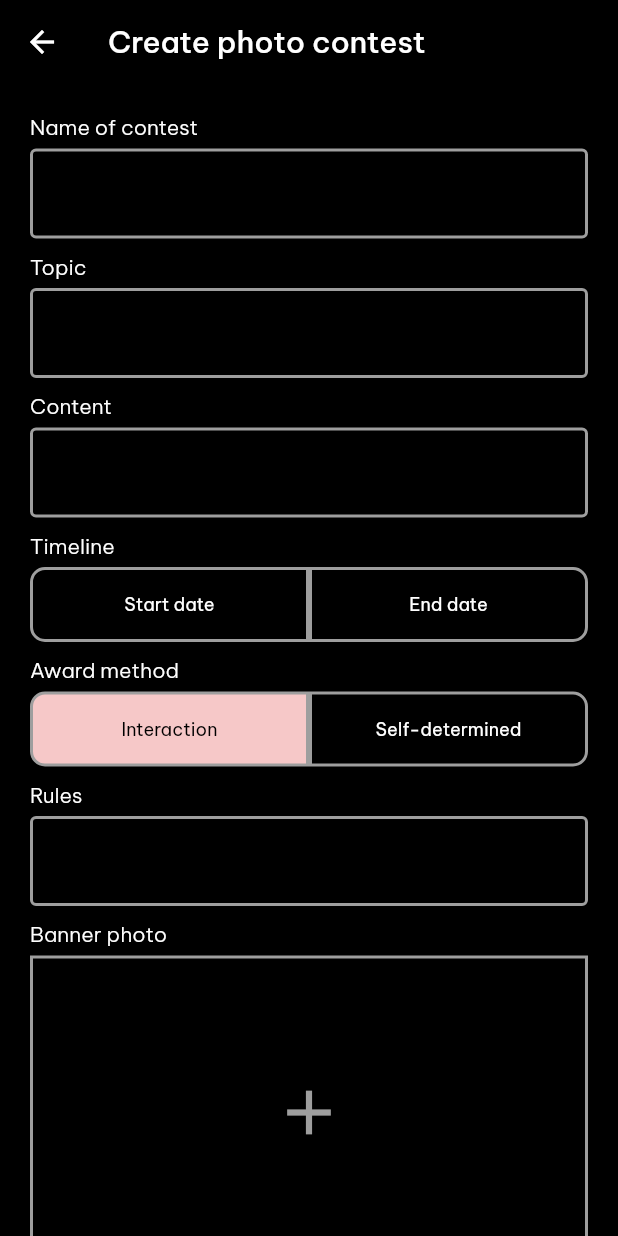
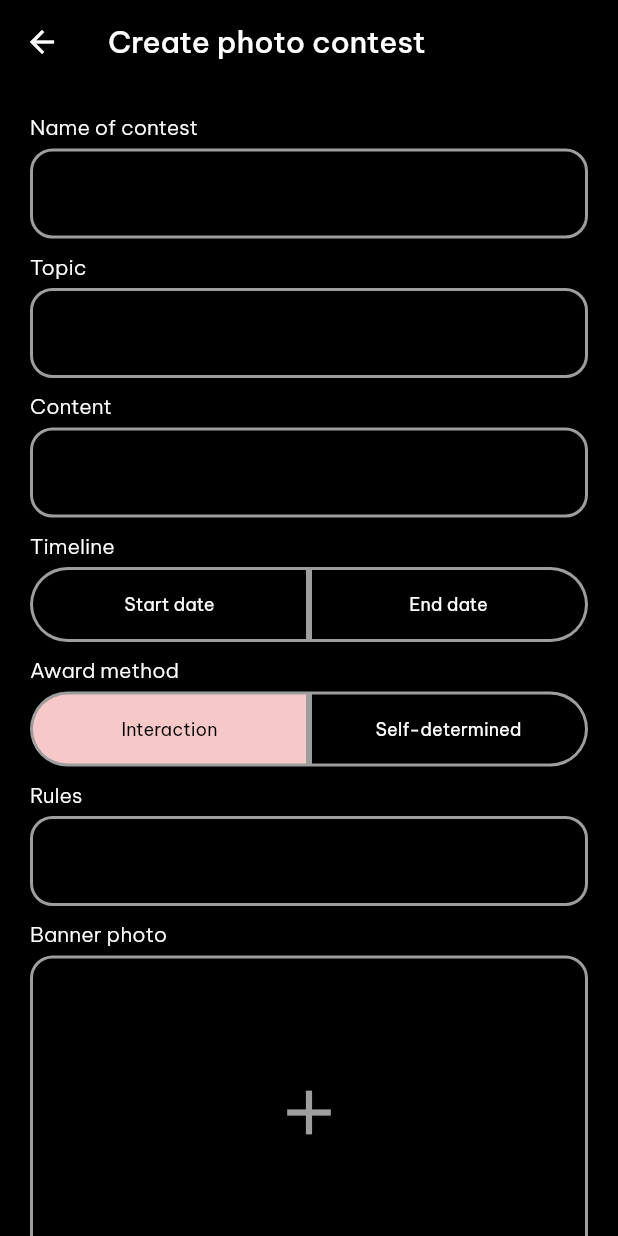
Before and after one commit to pndphuoc/instagram, a Flutter app: the screen it shows once a user with an empty profile is signed in, item 4 of the bottom bar chosen, after a tap on the "add circle outline" icon, on a phone screen of 412 x 824 dp. Run offline on Flutter 3.47's test engine with Material 2 defaults, Android fonts, the phone set to English and light mode, and no system bars; our stand-ins replace awesome_notifications, cached_network_image, camera, carousel_slider, cloud_firestore, device_info_plus and 21 more; missing offline and left inert: awesome_notifications_fcm, dart:ffi, image_crop, photo_manager, video_compress; accounts and stored records are empty; network calls fail.

Commit message:
update color

```diff
--- a/lib/screens/authentication_screens/login_screen.dart
+++ b/lib/screens/authentication_screens/login_screen.dart
@@ -1,6 +1,7 @@
 import 'package:flutter/material.dart';
 import 'package:flutter_svg/flutter_svg.dart';
 import 'package:instagram/route/route_name.dart';
+import 'package:instagram/ultis/colors.dart';
 import 'package:instagram/view_model/authentication_view_model.dart';
 import 'package:instagram/view_model/current_user_view_model.dart';
 import 'package:instagram/widgets/common_widgets/text_form_field.dart';
@@ -117,10 +118,10 @@ class _LoginScreenState extends State<LoginScreen> {
                         alignment: Alignment.center,
                         padding: const EdgeInsets.symmetric(vertical: 12),
                         decoration: const BoxDecoration(
-                            color: Colors.blue,
+                            color: secondaryColor,
                             borderRadius: BorderRadius.all(Radius.circular(4))),
                         child: Text(
-                          'Log In', style: Theme.of(context).textTheme.bodyMedium?.copyWith(color: Colors.white),
+                          'Log In', style: Theme.of(context).textTheme.bodyMedium?.copyWith(color: Colors.black87),
                         )),
                   );
                 } else {
@@ -195,7 +196,7 @@ class _LoginScreenState extends State<LoginScreen> {
                       child: const Text(
                         "Sign up",
                         style: TextStyle(
-                            fontWeight: FontWeight.bold, color: Colors.blue),
+                            fontWeight: FontWeight.bold, color: primaryColor),
                       )),
                 ),
               ],
--- a/lib/screens/contest_screens/contest_list_screen.dart
+++ b/lib/screens/contest_screens/contest_list_screen.dart
@@ -28,6 +28,7 @@ class _ContestListScreenState extends State<ContestListScreen>
     return Scaffold(
       appBar: AppBar(
         bottom: TabBar(
+          indicatorColor: primaryColor,
           controller: _tabController,
           tabs: [
             Text(
--- a/lib/screens/contest_screens/create_contest_screen.dart
+++ b/lib/screens/contest_screens/create_contest_screen.dart
@@ -57,6 +57,7 @@ class _CreateContestScreenState extends State<CreateContestScreen> with SingleTi
       BuildContext context, String name, TextEditingController controller,
       {bool isMultiLines = false, Color outlineBorderColor = Colors.grey}) {
     final inputBorder = OutlineInputBorder(
+      borderRadius: BorderRadius.circular(15),
         borderSide:
             Divider.createBorderSide(context, width: 2, color: outlineBorderColor));
     return Column(
@@ -154,6 +155,7 @@ class _CreateContestScreenState extends State<CreateContestScreen> with SingleTi
                   child: Container(
                     width: MediaQuery.of(context).size.width,
                     decoration: BoxDecoration(
+                      borderRadius: BorderRadius.circular(15),
                       border: Border.all(color: Colors.grey, width: 2),
                     ),
                     child: const Center(
@@ -257,8 +259,8 @@ class _CreateContestScreenState extends State<CreateContestScreen> with SingleTi
                   decoration: BoxDecoration(
                     color: value == AwardMethod.interaction['code'] ? primaryColor : mobileBackgroundColor,
                     borderRadius: const BorderRadius.only(
-                      topLeft: Radius.circular(10),
-                      bottomLeft: Radius.circular(10),
+                      topLeft: Radius.circular(25),
+                      bottomLeft: Radius.circular(25),
                     ),
                     border: Border.all(
                       width: 2,
@@ -284,8 +286,8 @@ class _CreateContestScreenState extends State<CreateContestScreen> with SingleTi
                   decoration: BoxDecoration(
                     color: value == AwardMethod.selfDetermined['code'] ? primaryColor : mobileBackgroundColor,
                     borderRadius: const BorderRadius.only(
-                      topRight: Radius.circular(10),
-                      bottomRight: Radius.circular(10),
+                      topRight: Radius.circular(25),
+                      bottomRight: Radius.circular(25),
                     ),
                     border: Border.all(
                       width: 2,
@@ -372,8 +374,8 @@ class _CreateContestScreenState extends State<CreateContestScreen> with SingleTi
                   height: 50,
                   decoration: BoxDecoration(
                     borderRadius: const BorderRadius.only(
-                      topLeft: Radius.circular(10),
-                      bottomLeft: Radius.circular(10),
+                      topLeft: Radius.circular(25),
+                      bottomLeft: Radius.circular(25),
                     ),
                     border: Border.all(
                       width: 2,
@@ -398,8 +400,8 @@ class _CreateContestScreenState extends State<CreateContestScreen> with SingleTi
                   height: 50,
                   decoration: BoxDecoration(
                     borderRadius: const BorderRadius.only(
-                      topRight: Radius.circular(10),
-                      bottomRight: Radius.circular(10),
+                      topRight: Radius.circular(25),
+                      bottomRight: Radius.circular(25),
                     ),
                     border: Border.all(
                       width: 2,
--- a/lib/screens/contest_screens/rank_of_contest_screen.dart
+++ b/lib/screens/contest_screens/rank_of_contest_screen.dart
@@ -223,7 +223,7 @@ class _RankOfContestState extends State<RankOfContest> {
       padding: const EdgeInsets.all(8),
       height: 70,
       decoration: BoxDecoration(
-          borderRadius: BorderRadius.circular(20), color: secondaryColor),
+          borderRadius: BorderRadius.circular(20), color: secondaryColor.withOpacity(0.4)),
       child: Row(
         children: [
           Container(
--- a/lib/screens/post_screens/add_post_screen.dart
+++ b/lib/screens/post_screens/add_post_screen.dart
@@ -407,7 +407,7 @@ class _AddPostScreenState extends State<AddPostScreen> {
                             child: Text((value.selectedEntities
                                         .indexOf(entities[index]) +
                                     1)
-                                .toString(), style: Theme.of(context).textTheme.labelLarge,)),
+                                .toString(), style: Theme.of(context).textTheme.labelLarge?.copyWith(color: Colors.black54),)),
                       ))
               ],
             ),
```
